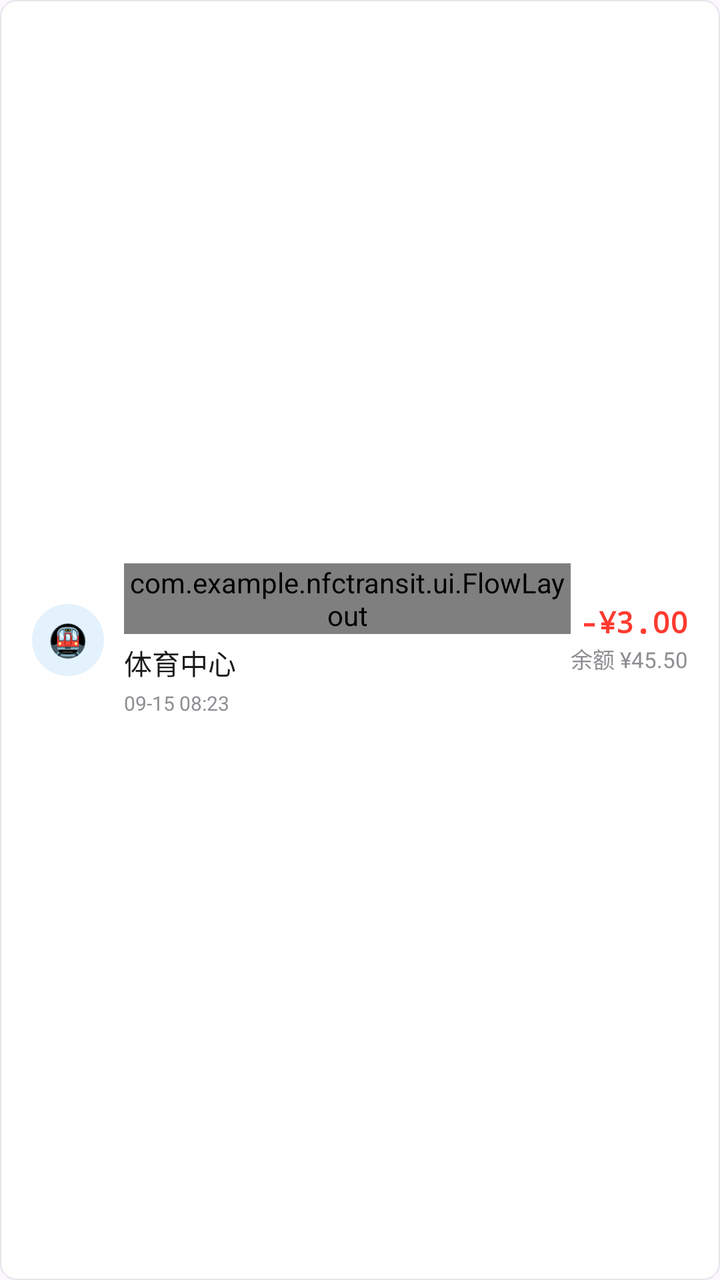
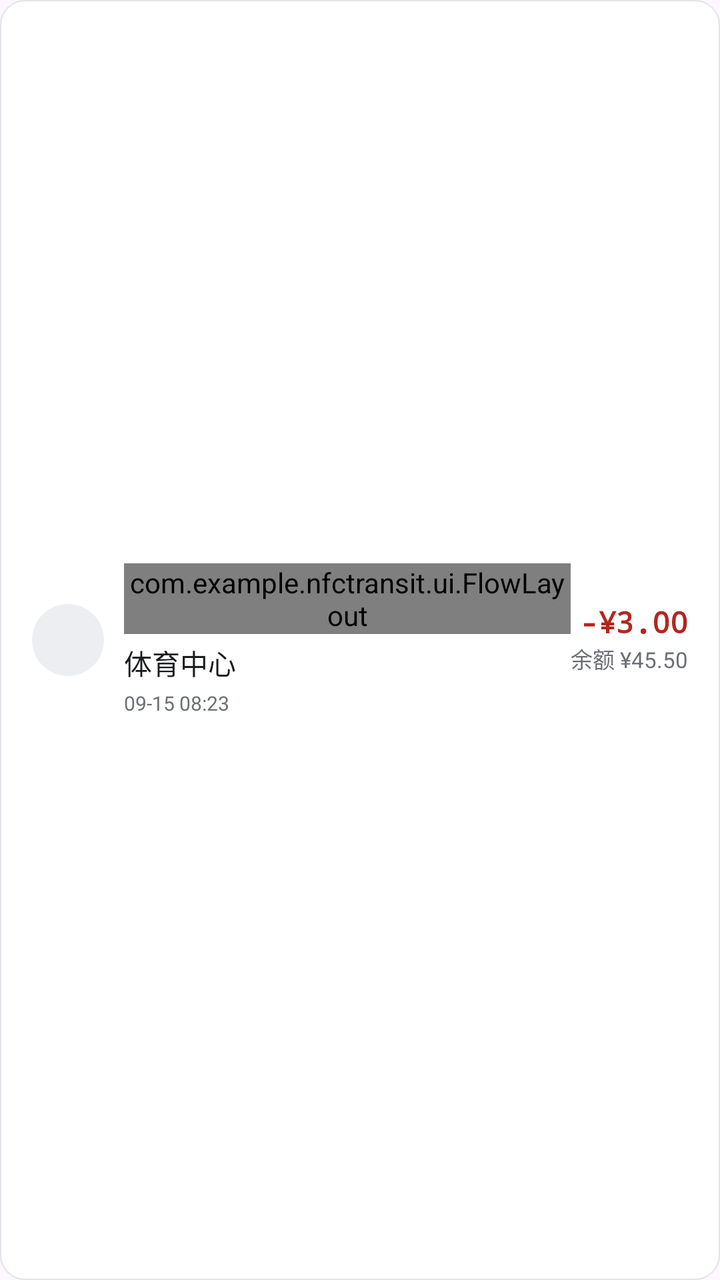

Screens rendered from an Android XML layout before and after an edit, with the pre-edit source and the edit as a unified diff.
<!-- AndroidManifest.xml: application theme Theme.TransitU -->
<!-- res/layout/item_transaction_row.xml -->
<?xml version="1.0" encoding="utf-8"?>
<LinearLayout xmlns:android="http://schemas.android.com/apk/res/android"
    android:layout_width="match_parent"
    android:layout_height="wrap_content"
    android:background="@drawable/bg_txn_row"
    android:orientation="horizontal"
    android:gravity="center_vertical"
    android:paddingStart="16dp"
    android:paddingEnd="16dp"
    android:paddingTop="12dp"
    android:paddingBottom="12dp"
    android:layout_marginTop="4dp"
    android:clickable="true"
    android:focusable="true">

    <FrameLayout
        android:layout_width="36dp"
        android:layout_height="36dp"
        android:background="@drawable/bg_icon_circle_blue">

        <TextView
            android:id="@+id/txnIcon"
            android:layout_width="match_parent"
            android:layout_height="match_parent"
            android:text="🚇"
            android:textSize="16sp"
            android:gravity="center" />
    </FrameLayout>

    <LinearLayout
        android:layout_width="0dp"
        android:layout_height="wrap_content"
        android:layout_weight="1"
        android:orientation="vertical"
        android:layout_marginStart="10dp">

        
        <com.example.nfctransit.ui.FlowLayout
            android:layout_width="match_parent"
            android:layout_height="wrap_content"
            android:gravity="center_vertical">

            <TextView
                android:id="@+id/txnCity"
                android:layout_width="wrap_content"
                android:layout_height="wrap_content"
                android:text="广州"
                android:textColor="#555555"
                android:textSize="10sp"
                android:singleLine="true"
                android:background="@drawable/bg_chip_default"
                android:paddingStart="8dp"
                android:paddingEnd="8dp"
                android:paddingTop="2dp"
                android:paddingBottom="2dp"
                android:layout_marginEnd="6dp" />

            <TextView
                android:id="@+id/txnType"
                android:layout_width="wrap_content"
                android:layout_height="wrap_content"
                android:text="地铁"
                android:textColor="#555555"
                android:textSize="10sp"
                android:singleLine="true"
                android:background="@drawable/bg_chip_default"
                android:paddingStart="8dp"
                android:paddingEnd="8dp"
                android:paddingTop="2dp"
                android:paddingBottom="2dp"
                android:layout_marginEnd="6dp" />

            <TextView
                android:id="@+id/txnLine"
                android:layout_width="wrap_content"
                android:layout_height="wrap_content"
                android:text="1号线"
                android:textColor="#555555"
                android:textSize="10sp"
                android:singleLine="true"
                android:background="@drawable/bg_chip_default"
                android:paddingStart="8dp"
                android:paddingEnd="8dp"
                android:paddingTop="2dp"
                android:paddingBottom="2dp"
                android:visibility="gone" />
        </com.example.nfctransit.ui.FlowLayout>

        
        <LinearLayout
            android:layout_width="wrap_content"
            android:layout_height="wrap_content"
            android:orientation="horizontal"
            android:gravity="center_vertical"
            android:layout_marginTop="4dp">

            <TextView
                android:id="@+id/txnDirIcon"
                android:layout_width="wrap_content"
                android:layout_height="wrap_content"
                android:textSize="13sp"
                android:layout_marginEnd="4dp"
                android:visibility="gone" />

            <TextView
                android:id="@+id/txnStation"
                android:layout_width="wrap_content"
                android:layout_height="wrap_content"
                android:text="体育中心"
                android:textColor="#1A1A1A"
                android:textSize="14sp"
                android:fontFamily="sans-serif-medium"
                android:singleLine="true"
                android:ellipsize="end"
                android:maxWidth="200dp" />
        </LinearLayout>

        
        <TextView
            android:id="@+id/txnTime"
            android:layout_width="wrap_content"
            android:layout_height="wrap_content"
            android:text="09-15 08:23"
            android:textColor="#8E8E93"
            android:textSize="10sp"
            android:layout_marginTop="3dp" />
    </LinearLayout>

    <LinearLayout
        android:layout_width="wrap_content"
        android:layout_height="wrap_content"
        android:orientation="vertical"
        android:gravity="end">

        <TextView
            android:id="@+id/txnAmount"
            android:layout_width="wrap_content"
            android:layout_height="wrap_content"
            android:text="-¥3.00"
            android:textColor="#FF3B30"
            android:textSize="15sp"
            android:textStyle="bold"
            android:fontFamily="monospace" />

        <TextView
            android:id="@+id/txnBalance"
            android:layout_width="wrap_content"
            android:layout_height="wrap_content"
            android:text="余额 ¥45.50"
            android:textColor="#8E8E93"
            android:textSize="11sp" />

        
        <LinearLayout
            android:layout_width="wrap_content"
            android:layout_height="wrap_content"
            android:orientation="horizontal"
            android:gravity="end"
            android:layout_marginTop="2dp">

            <TextView
                android:id="@+id/txnProtocol"
                android:layout_width="wrap_content"
                android:layout_height="wrap_content"
                android:text="TU"
                android:textColor="#555555"
                android:textSize="8sp"
                android:background="@drawable/bg_chip_default"
                android:paddingStart="4dp"
                android:paddingEnd="4dp"
                android:paddingTop="0dp"
                android:paddingBottom="0dp"
                android:visibility="gone" />

            <TextView
                android:id="@+id/txnProtocol2"
                android:layout_width="wrap_content"
                android:layout_height="wrap_content"
                android:text="LNT"
                android:textColor="#555555"
                android:textSize="8sp"
                android:background="@drawable/bg_chip_default"
                android:paddingStart="4dp"
                android:paddingEnd="4dp"
                android:paddingTop="0dp"
                android:paddingBottom="0dp"
                android:layout_marginStart="4dp"
                android:visibility="gone" />
        </LinearLayout>
    </LinearLayout>
</LinearLayout>
<!-- resources referenced by this layout -->
<resources>
  <!-- drawable bg_chip_default (drawable) -->
  <?xml version="1.0" encoding="utf-8"?>
  <shape xmlns:android="http://schemas.android.com/apk/res/android">
      <solid android:color="#E5E5EA" />
      <corners android:radius="20dp" />
  </shape>
  <!-- drawable bg_icon_circle_blue (drawable) -->
  <?xml version="1.0" encoding="utf-8"?>
  <shape xmlns:android="http://schemas.android.com/apk/res/android"
      android:shape="oval">
      <solid android:color="#E3F2FD" />
      <size android:width="36dp" android:height="36dp" />
  </shape>
  <!-- drawable bg_txn_row (drawable) -->
  <?xml version="1.0" encoding="utf-8"?>
  <shape xmlns:android="http://schemas.android.com/apk/res/android">
      <solid android:color="#FFFFFF" />
      <corners android:radius="8dp" />
      <stroke android:width="0.5dp" android:color="#E5E5EA" />
  </shape>
  <style name="Theme.TransitU" parent="Theme.Material3.DayNight.NoActionBar">
          
          <item name="android:textSelectHandle">@drawable/tu_text_select_handle_middle</item>
          <item name="android:textSelectHandleLeft">@drawable/tu_text_select_handle_left</item>
          <item name="android:textSelectHandleRight">@drawable/tu_text_select_handle_right</item>
  
          
          <item name="android:textColorHighlight">@color/m3_highlighted_text</item>
      </style>
  <!-- drawable tu_text_select_handle_middle (drawable) -->
  <?xml version="1.0" encoding="utf-8"?>
  <bitmap xmlns:android="http://schemas.android.com/apk/res/android"
      android:src="@drawable/abc_text_select_handle_middle_mtrl"
      android:tint="?attr/colorPrimary"
      android:tintMode="src_in" />
  <!-- drawable tu_text_select_handle_left (drawable) -->
  <?xml version="1.0" encoding="utf-8"?>
  <bitmap xmlns:android="http://schemas.android.com/apk/res/android"
      android:src="@drawable/abc_text_select_handle_left_mtrl"
      android:tint="?attr/colorPrimary"
      android:tintMode="src_in" />
  <!-- drawable tu_text_select_handle_right (drawable) -->
  <?xml version="1.0" encoding="utf-8"?>
  <bitmap xmlns:android="http://schemas.android.com/apk/res/android"
      android:src="@drawable/abc_text_select_handle_right_mtrl"
      android:tint="?attr/colorPrimary"
      android:tintMode="src_in" />
</resources>

<!-- the commit's change to res/layout/item_transaction_row.xml (unified diff, before → after) -->
@@ -16,14 +16,14 @@
     <FrameLayout
         android:layout_width="36dp"
         android:layout_height="36dp"
-        android:background="@drawable/bg_icon_circle_blue">
+        android:background="@drawable/bg_icon_circle">
 
         <TextView
             android:id="@+id/txnIcon"
             android:layout_width="match_parent"
             android:layout_height="match_parent"
-            android:text="🚇"
-            android:textSize="16sp"
+            android:textColor="@color/ink_2"
+            android:textSize="15sp"
             android:gravity="center" />
     </FrameLayout>
 
@@ -45,7 +45,7 @@
                 android:layout_width="wrap_content"
                 android:layout_height="wrap_content"
                 android:text="广州"
-                android:textColor="#555555"
+                android:textColor="@color/ink_2"
                 android:textSize="10sp"
                 android:singleLine="true"
                 android:background="@drawable/bg_chip_default"
@@ -60,7 +60,7 @@
                 android:layout_width="wrap_content"
                 android:layout_height="wrap_content"
                 android:text="地铁"
-                android:textColor="#555555"
+                android:textColor="@color/ink_2"
                 android:textSize="10sp"
                 android:singleLine="true"
                 android:background="@drawable/bg_chip_default"
@@ -75,7 +75,7 @@
                 android:layout_width="wrap_content"
                 android:layout_height="wrap_content"
                 android:text="1号线"
-                android:textColor="#555555"
+                android:textColor="@color/ink_2"
                 android:textSize="10sp"
                 android:singleLine="true"
                 android:background="@drawable/bg_chip_default"
@@ -107,7 +107,7 @@
                 android:layout_width="wrap_content"
                 android:layout_height="wrap_content"
                 android:text="体育中心"
-                android:textColor="#1A1A1A"
+                android:textColor="@color/ink"
                 android:textSize="14sp"
                 android:fontFamily="sans-serif-medium"
                 android:singleLine="true"
@@ -121,7 +121,7 @@
             android:layout_width="wrap_content"
             android:layout_height="wrap_content"
             android:text="09-15 08:23"
-            android:textColor="#8E8E93"
+            android:textColor="@color/ink_3"
             android:textSize="10sp"
             android:layout_marginTop="3dp" />
     </LinearLayout>
@@ -137,7 +137,7 @@
             android:layout_width="wrap_content"
             android:layout_height="wrap_content"
             android:text="-¥3.00"
-            android:textColor="#FF3B30"
+            android:textColor="@color/danger"
             android:textSize="15sp"
             android:textStyle="bold"
             android:fontFamily="monospace" />
@@ -147,7 +147,7 @@
             android:layout_width="wrap_content"
             android:layout_height="wrap_content"
             android:text="余额 ¥45.50"
-            android:textColor="#8E8E93"
+            android:textColor="@color/ink_3"
             android:textSize="11sp" />
 
         
@@ -163,7 +163,7 @@
                 android:layout_width="wrap_content"
                 android:layout_height="wrap_content"
                 android:text="TU"
-                android:textColor="#555555"
+                android:textColor="@color/ink_2"
                 android:textSize="8sp"
                 android:background="@drawable/bg_chip_default"
                 android:paddingStart="4dp"
@@ -177,7 +177,7 @@
                 android:layout_width="wrap_content"
                 android:layout_height="wrap_content"
                 android:text="LNT"
-                android:textColor="#555555"
+                android:textColor="@color/ink_2"
                 android:textSize="8sp"
                 android:background="@drawable/bg_chip_default"
                 android:paddingStart="4dp"
<!-- resource entries referenced after the edit -->
@@ -1,24 +1,28 @@
 <!-- resources referenced by this layout -->
 <resources>
+  <color name="danger">#B3261E</color>
+  <color name="ink">#1B1C1E</color>
+  <color name="ink_2">#4A4D52</color>
+  <color name="ink_3">#6B6F76</color>
   <!-- drawable bg_chip_default (drawable) -->
   <?xml version="1.0" encoding="utf-8"?>
   <shape xmlns:android="http://schemas.android.com/apk/res/android">
-      <solid android:color="#E5E5EA" />
-      <corners android:radius="20dp" />
+      <solid android:color="@color/line" />
+      <corners android:radius="999dp" />
   </shape>
-  <!-- drawable bg_icon_circle_blue (drawable) -->
+  <!-- drawable bg_icon_circle (drawable) -->
   <?xml version="1.0" encoding="utf-8"?>
   <shape xmlns:android="http://schemas.android.com/apk/res/android"
       android:shape="oval">
-      <solid android:color="#E3F2FD" />
+      <solid android:color="@color/fill" />
       <size android:width="36dp" android:height="36dp" />
   </shape>
   <!-- drawable bg_txn_row (drawable) -->
   <?xml version="1.0" encoding="utf-8"?>
   <shape xmlns:android="http://schemas.android.com/apk/res/android">
       <solid android:color="#FFFFFF" />
-      <corners android:radius="8dp" />
-      <stroke android:width="0.5dp" android:color="#E5E5EA" />
+      <corners android:radius="12dp" />
+      <stroke android:width="0.5dp" android:color="@color/line" />
   </shape>
   <style name="Theme.TransitU" parent="Theme.Material3.DayNight.NoActionBar">
           
@@ -29,6 +33,8 @@
           
           <item name="android:textColorHighlight">@color/m3_highlighted_text</item>
       </style>
+  <color name="line">#E1E4E8</color>
+  <color name="fill">#ECEEF1</color>
   <!-- drawable tu_text_select_handle_middle (drawable) -->
   <?xml version="1.0" encoding="utf-8"?>
   <bitmap xmlns:android="http://schemas.android.com/apk/res/android"
